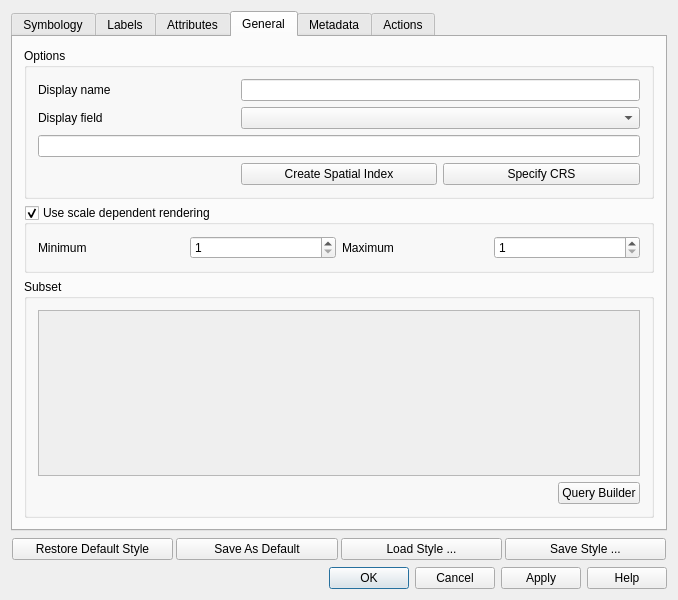
Before: the Qt Designer form qgis/src/ui/qgsvectorlayerpropertiesbase.ui in sourcepole/qgis, drawn with Qt 5.
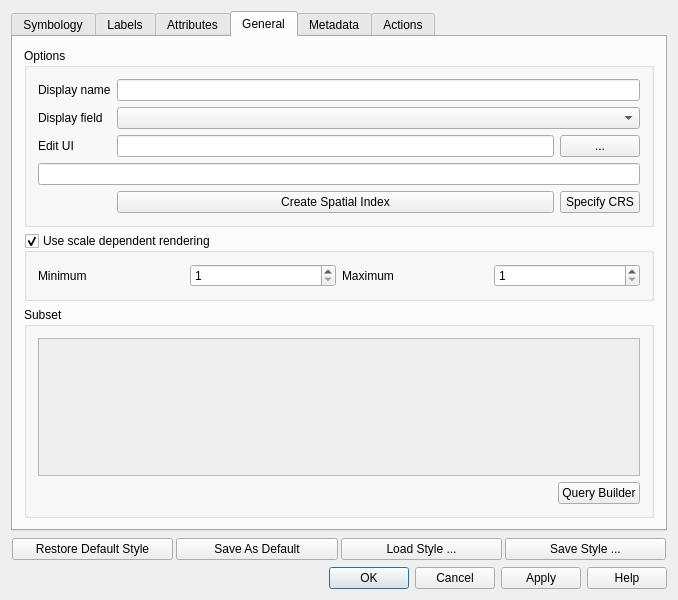
After: the same form once the commit is applied. The open tabs and pages were chosen to show the change. Icons and pictures are not drawn.

Commit message: [FEATURE] customizable attribute forms using Qt Designer dialog UIs - add support for checkbox edit type and edit forms for vector layers - selection of ui file in vector layer properties (general tab) - the forms are opened when a feature is added or via identify.   The widgets on the ui have to be named like the attribute they are supposed   to edit or show.  If the vector layer is not in editing mode, the widgets   will be disabled

```diff
--- a/qgis/src/ui/qgsvectorlayerpropertiesbase.ui
+++ b/qgis/src/ui/qgsvectorlayerpropertiesbase.ui
@@ -410,21 +410,21 @@
             </property>
            </widget>
           </item>
-          <item row="2" column="0" colspan="3">
+          <item row="3" column="0" colspan="3">
            <widget class="QLineEdit" name="leSpatialRefSys">
             <property name="readOnly">
              <bool>true</bool>
             </property>
            </widget>
           </item>
-          <item row="3" column="1">
+          <item row="4" column="1">
            <widget class="QPushButton" name="pbnIndex">
             <property name="text">
              <string>Create Spatial Index</string>
             </property>
            </widget>
           </item>
-          <item row="3" column="2">
+          <item row="4" column="2">
            <widget class="QPushButton" name="pbnChangeSpatialRefSys">
             <property name="toolTip">
              <string>Specify the coordinate reference system of the layer's geometry.</string>
@@ -437,6 +437,23 @@
             </property>
            </widget>
           </item>
+          <item row="2" column="0">
+           <widget class="QLabel" name="label">
+            <property name="text">
+             <string>Edit UI</string>
+            </property>
+           </widget>
+          </item>
+          <item row="2" column="1">
+           <widget class="QLineEdit" name="leEditForm"/>
+          </item>
+          <item row="2" column="2">
+           <widget class="QPushButton" name="pbnSelectEditForm">
+            <property name="text">
+             <string>...</string>
+            </property>
+           </widget>
+          </item>
          </layout>
         </widget>
        </item>
```
Left out of the diff: 2 changed lines with no effect on the pictures. The commit also changes 20 other files.
